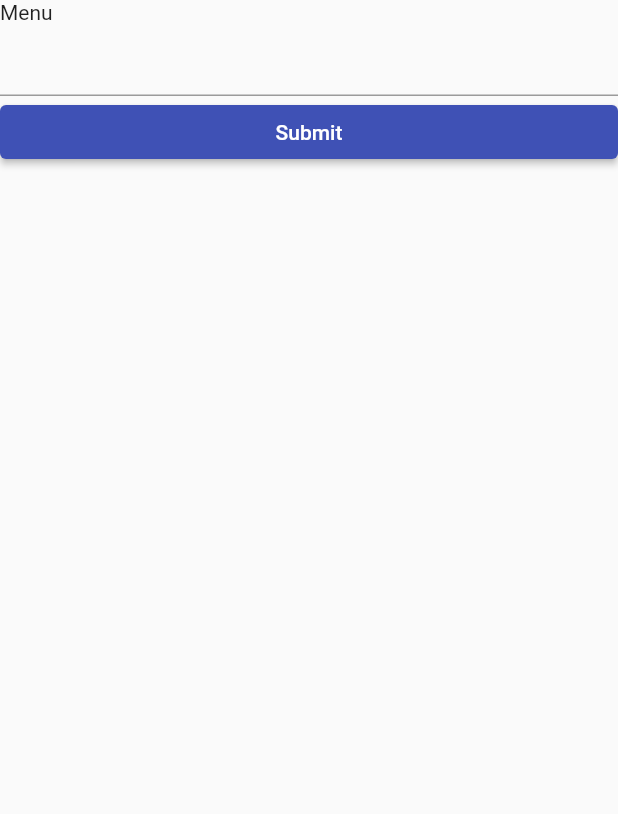
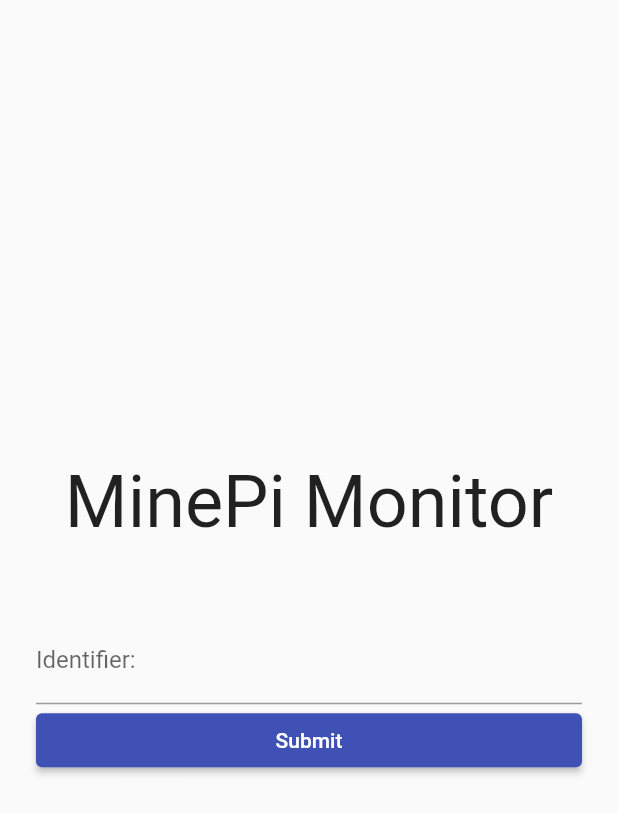
Before and after one commit to ImperialOctopus/minepi, a Flutter app: the screen it shows after launch, on a phone screen of 412 x 824 dp. Shown: the top 814 px of the screen. Run offline on Flutter 3.47's test engine with Material 2 defaults, Android fonts, the phone set to English and light mode, and no system bars; our stand-ins replace bloc, cloud_firestore, equatable, firebase_core, flutter_bloc; accounts and stored records are empty.

Commit message:
Center menu screen content

```diff
--- a/flutter/lib/routes/menu/menu_route.dart
+++ b/flutter/lib/routes/menu/menu_route.dart
@@ -34,16 +34,27 @@ class _MenuRouteState extends State<MenuRoute> {
   @override
   Widget build(BuildContext context) {
     return Scaffold(
-      body: Column(
+      body: SafeArea(
+        child: Padding(
+          padding: const EdgeInsets.all(24),
+          child: Column(
             crossAxisAlignment: CrossAxisAlignment.stretch,
+            mainAxisAlignment: MainAxisAlignment.center,
             children: [
-          const Text('Menu'),
+              const Center(
+                  child: Text(
+                'MinePi Monitor',
+                style: TextStyle(fontSize: 48),
+              )),
+              Container(height: 48),
               TextField(
+                decoration: const InputDecoration(labelText: 'Identifier:'),
                 controller: _textController,
               ),
               ElevatedButton(
                 onPressed: () => BlocProvider.of<AuthenticationBloc>(context)
-                .add(AuthenticationRequested(identifier: _textController.text)),
+                    .add(AuthenticationRequested(
+                        identifier: _textController.text)),
                 child: const Text('Submit'),
               ),
               BlocBuilder<AuthenticationBloc, AuthenticationState>(
@@ -58,6 +69,8 @@ class _MenuRouteState extends State<MenuRoute> {
               }),
             ],
           ),
+        ),
+      ),
     );
   }
 }
--- a/flutter/lib/routes/monitor/monitor_page.dart
+++ b/flutter/lib/routes/monitor/monitor_page.dart
@@ -94,7 +94,8 @@ class _MonitorPageState extends State<MonitorPage> {
           ),
         ],
       ),
-      body: BlocBuilder<MonitorCubit, OutputState?>(
+      body: SafeArea(
+        child: BlocBuilder<MonitorCubit, OutputState?>(
           builder: (context, state) {
             if (state == null) {
               return const Center(
@@ -112,6 +113,7 @@ class _MonitorPageState extends State<MonitorPage> {
               );
             }
           },
+        ),
       ),
     );
   }
```
Lines whose indentation alone changed are shown as unchanged.
